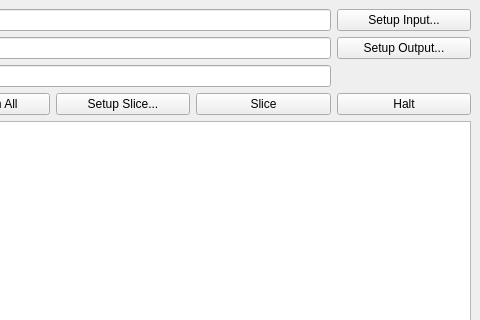
Old version of the form cctwqt/cctwqtmainwindow.ui in the repository guyjennings/cctw; both pictures show x 375 to 855 and y 0 to 320 of the 855 by 706 pixel window.
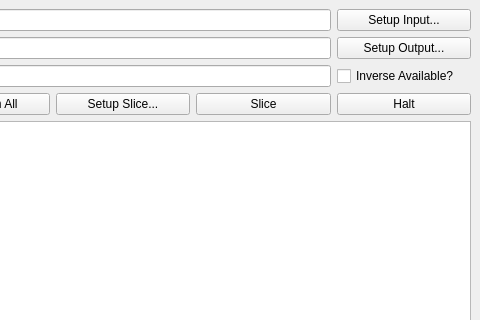
New version of the form.

Commit message: Added inverseAvailable property

Patch:
```diff
--- a/cctwqt/cctwqtmainwindow.ui
+++ b/cctwqt/cctwqtmainwindow.ui
@@ -129,6 +129,13 @@
     <item row="2" column="1" colspan="4">
      <widget class="QLineEdit" name="m_OutputSliceData"/>
     </item>
+    <item row="2" column="5">
+     <widget class="QCheckBox" name="m_InverseAvailable">
+      <property name="text">
+       <string>Inverse Available?</string>
+      </property>
+     </widget>
+    </item>
    </layout>
   </widget>
   <widget class="QMenuBar" name="menubar">
```
The commit also changes 3 other files.
